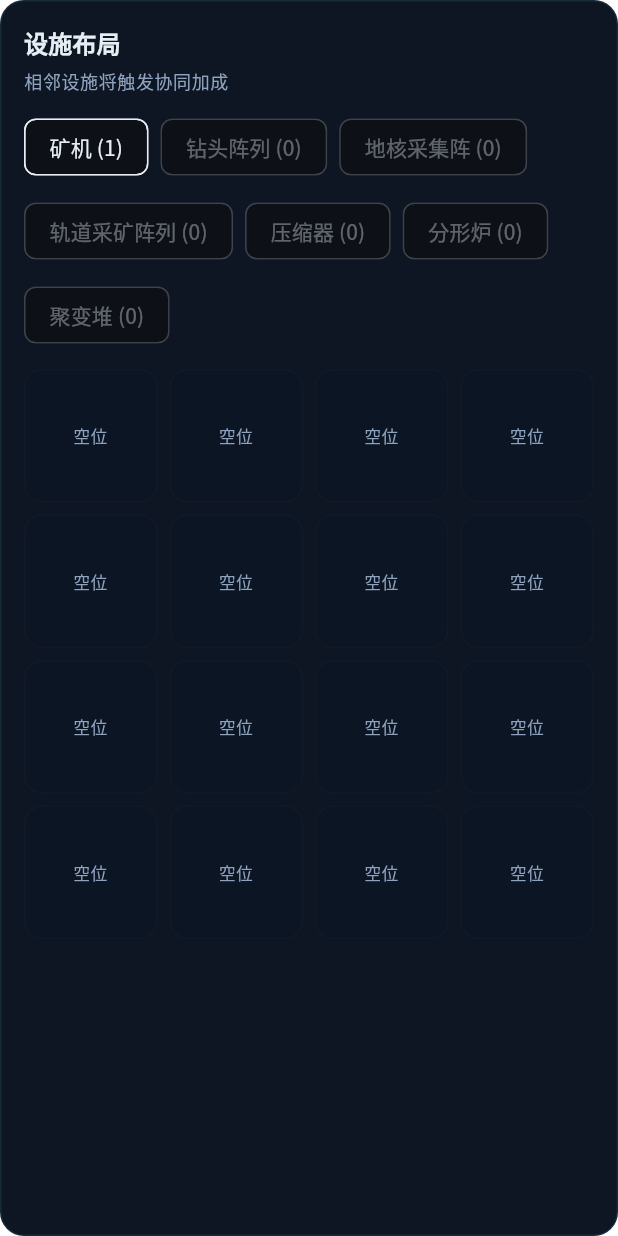
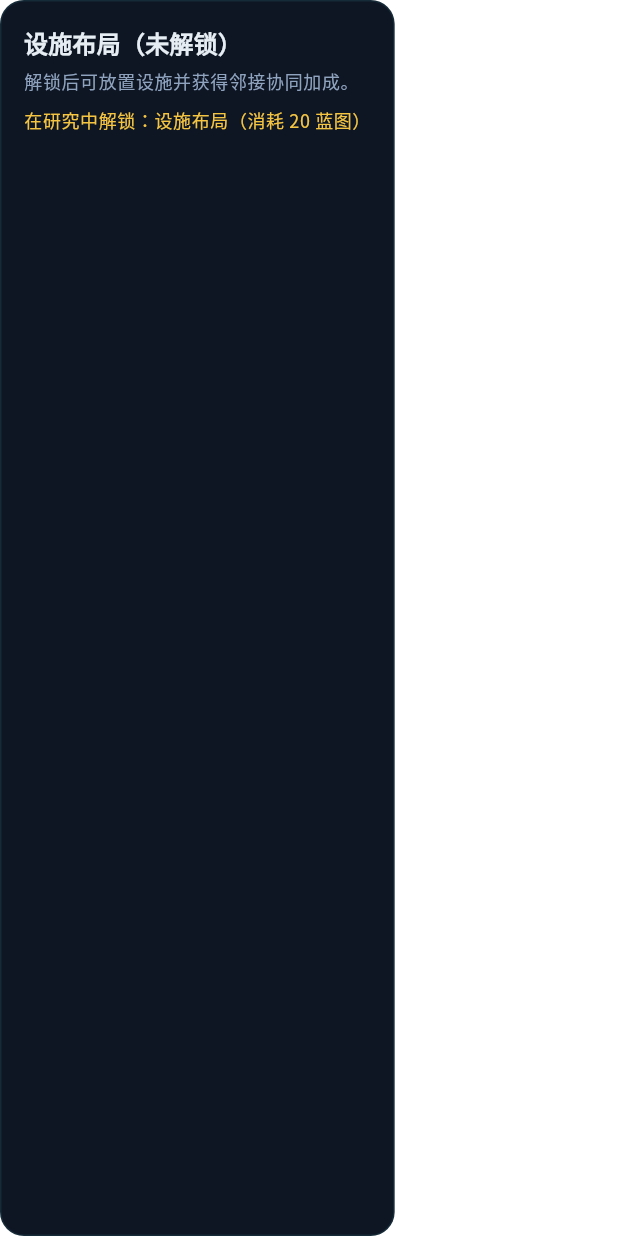
Before and after one commit to sb0703/Entropy-Factory, a Flutter app: the LayoutPanel widget shown alone on an empty page, opened directly, on a phone screen of 412 x 824 dp. Run offline on Flutter 3.47's test engine with Material 3 defaults, Android fonts, the phone set to English and light mode, and no system bars; our stand-ins replace flutter_riverpod, google_fonts, hive, hive_flutter, shared_preferences; accounts and stored records are empty.

Commit message:
feat: 实现设施布局解锁与研究系统增强
- 添加布局解锁功能，需完成特定研究才能使用
- 扩展研究定义，新增工业、算法和宇宙分支的高级研究
- 优化研究卡片和技能卡片的UI交互，改为底部弹窗展示详情
- 调整资源栏数值显示适配，防止溢出
- 更新README文档为中文并补充功能说明

```diff
--- a/lib/game/game_controller.dart
+++ b/lib/game/game_controller.dart
@@ -302,6 +302,9 @@ class GameController extends StateNotifier<GameState> {
   }
 
   void placeBuildingInLayout(String buildingId, int index) {
+    if (!_simState.isLayoutUnlocked) {
+      return;
+    }
     if (index < 0 || index >= _simState.layoutGrid.length) {
       return;
     }
@@ -329,6 +332,9 @@ class GameController extends StateNotifier<GameState> {
   }
 
   void clearLayoutSlot(int index) {
+    if (!_simState.isLayoutUnlocked) {
+      return;
+    }
     if (index < 0 || index >= _simState.layoutGrid.length) {
       return;
     }
--- a/lib/game/game_math.dart
+++ b/lib/game/game_math.dart
@@ -152,7 +152,7 @@ double partSynthesisEnergyNeedPerSec(GameState state, ResearchEffects effects) {
 double _sumOutput(GameState state, BuildingType type) {
   var total = 0.0;
   final layout = state.layoutGrid;
-  final hasLayout = layout.isNotEmpty;
+  final hasLayout = state.isLayoutUnlocked && layout.isNotEmpty;
 
   for (final def in buildingDefinitions) {
     if (def.type != type) {
--- a/lib/game/game_state.dart
+++ b/lib/game/game_state.dart
@@ -6,9 +6,10 @@ enum ResourceType { shard, part, blueprint, law, constant }
 
 enum EnergyPriorityMode { synthesisFirst, conversionFirst }
 
-const int layoutColumns = 4;
+const int layoutColumns = 5;
 const int layoutRows = 4;
 const int layoutSize = layoutColumns * layoutRows;
+const String layoutUnlockResearchId = 'industry_layout';
 
 /// 娓告垙鏍稿績鐘舵€佺被
 ///
@@ -127,6 +128,10 @@ class GameState {
 
   /// 鑾峰彇鎸囧畾绫诲瀷璧勬簮鐨勬暟閲忥紝榛樿涓?0
   BigNumber resource(ResourceType type) => resources[type] ?? BigNumber.zero;
+
+  bool get isLayoutUnlocked {
+    return researchPurchased.contains(layoutUnlockResearchId);
+  }
 
   double resourceAsDouble(ResourceType type, {double max = 1e308}) {
     return resource(type).toDouble(max: max);
--- a/lib/game/research_definitions.dart
+++ b/lib/game/research_definitions.dart
@@ -141,6 +141,18 @@ const List<ResearchDefinition> researchDefinitions = [
     prerequisites: ['industry_1'],
   ),
   ResearchDefinition(
+    id: 'industry_3',
+    branch: ResearchBranch.industry,
+    costBlueprints: 30,
+    prerequisites: ['industry_2'],
+  ),
+  ResearchDefinition(
+    id: 'industry_layout',
+    branch: ResearchBranch.industry,
+    costBlueprints: 20,
+    prerequisites: ['industry_2'],
+  ),
+  ResearchDefinition(
     id: 'algorithm_1',
     branch: ResearchBranch.algorithm,
     costBlueprints: 8,
@@ -152,6 +164,18 @@ const List<ResearchDefinition> researchDefinitions = [
     prerequisites: ['algorithm_1'],
   ),
   ResearchDefinition(
+    id: 'algorithm_3',
+    branch: ResearchBranch.algorithm,
+    costBlueprints: 40,
+    prerequisites: ['algorithm_2'],
+  ),
+  ResearchDefinition(
+    id: 'algorithm_4',
+    branch: ResearchBranch.algorithm,
+    costBlueprints: 60,
+    prerequisites: ['algorithm_3'],
+  ),
+  ResearchDefinition(
     id: 'cosmos_1',
     branch: ResearchBranch.cosmos,
     costBlueprints: 15,
@@ -161,6 +185,18 @@ const List<ResearchDefinition> researchDefinitions = [
     branch: ResearchBranch.cosmos,
     costBlueprints: 30,
     prerequisites: ['cosmos_1'],
+  ),
+  ResearchDefinition(
+    id: 'cosmos_3',
+    branch: ResearchBranch.cosmos,
+    costBlueprints: 50,
+    prerequisites: ['cosmos_2'],
+  ),
+  ResearchDefinition(
+    id: 'cosmos_4',
+    branch: ResearchBranch.cosmos,
+    costBlueprints: 80,
+    prerequisites: ['cosmos_3'],
   ),
 ];
 
@@ -189,6 +225,11 @@ ResearchEffects computeResearchEffects(GameState state) {
         shardCostGrowthOffset: effects.shardCostGrowthOffset - 0.02,
       );
       break;
+    case 'industry_3':
+      effects = effects.copyWith(
+        shardProductionMultiplier: effects.shardProductionMultiplier * 1.5,
+      );
+      break;
       case 'algorithm_1':
         effects = effects.copyWith(
           shardToPartEfficiencyMultiplier:
@@ -201,6 +242,18 @@ ResearchEffects computeResearchEffects(GameState state) {
             effects.shardConversionCapacityMultiplier * 1.2,
       );
       break;
+    case 'algorithm_3':
+      effects = effects.copyWith(
+        shardToPartEfficiencyMultiplier:
+            effects.shardToPartEfficiencyMultiplier * 1.25,
+      );
+      break;
+    case 'algorithm_4':
+      effects = effects.copyWith(
+        shardConversionCapacityMultiplier:
+            effects.shardConversionCapacityMultiplier * 1.3,
+      );
+      break;
       case 'cosmos_1':
         effects = effects.copyWith(
           energyNeedMultiplier: effects.energyNeedMultiplier * 0.9,
@@ -210,6 +263,17 @@ ResearchEffects computeResearchEffects(GameState state) {
       effects = effects.copyWith(
         blueprintProductionMultiplier:
             effects.blueprintProductionMultiplier * 1.25,
+      );
+      break;
+    case 'cosmos_3':
+      effects = effects.copyWith(
+        blueprintProductionMultiplier:
+            effects.blueprintProductionMultiplier * 1.35,
+      );
+      break;
+    case 'cosmos_4':
+      effects = effects.copyWith(
+        energyNeedMultiplier: effects.energyNeedMultiplier * 0.85,
       );
       break;
     }
@@ -224,14 +288,26 @@ String researchTitle(String id) {
       return '工业-1';
     case 'industry_2':
       return '工业-2';
+    case 'industry_3':
+      return '工业-3';
+    case 'industry_layout':
+      return '设施布局';
     case 'algorithm_1':
       return '算法-1';
     case 'algorithm_2':
       return '算法-2';
+    case 'algorithm_3':
+      return '算法-3';
+    case 'algorithm_4':
+      return '算法-4';
     case 'cosmos_1':
       return '宇宙-1';
     case 'cosmos_2':
       return '宇宙-2';
+    case 'cosmos_3':
+      return '宇宙-3';
+    case 'cosmos_4':
+      return '宇宙-4';
     default:
       return id;
   }
@@ -244,14 +320,26 @@ String researchDescription(String id) {
       return '采集设施产出 x2';
     case 'industry_2':
       return '采集系成本增长 -0.02';
+    case 'industry_3':
+      return '采集设施产出 +50%';
+    case 'industry_layout':
+      return '解锁设施布局与邻接加成';
     case 'algorithm_1':
       return '碎片转换效率 +20%';
     case 'algorithm_2':
       return '转换设施产能 +20%';
+    case 'algorithm_3':
+      return '碎片转换效率 +25%';
+    case 'algorithm_4':
+      return '转换设施产能 +30%';
     case 'cosmos_1':
       return '合成能耗 -10%';
     case 'cosmos_2':
       return '蓝图产出 +25%，解锁离线合成';
+    case 'cosmos_3':
+      return '蓝图产出 +35%';
+    case 'cosmos_4':
+      return '合成能耗 -15%';
     default:
       return '效果未知';
   }
--- a/lib/ui/tabs/research_tab.dart
+++ b/lib/ui/tabs/research_tab.dart
@@ -26,7 +26,6 @@ class _ResearchTabState extends ConsumerState<ResearchTab> {
         .toList(growable: false);
     final selectedNode = _resolveSelection(nodes);
 
-    // 左侧节点选择，右侧（或底部）展示详情与购买入口。
     return Padding(
       padding: const EdgeInsets.fromLTRB(16, 8, 16, 16),
       child: Column(
@@ -52,10 +51,6 @@ class _ResearchTabState extends ConsumerState<ResearchTab> {
           ),
           const SizedBox(height: 12),
           Expanded(
-            child: Row(
-              children: [
-                Expanded(
-                  flex: 3,
             child: GridView.builder(
               gridDelegate: const SliverGridDelegateWithFixedCrossAxisCount(
                 crossAxisCount: 2,
@@ -73,35 +68,15 @@ class _ResearchTabState extends ConsumerState<ResearchTab> {
                     setState(() {
                       _selectedId = node.id;
                     });
+                    _showResearchDetailSheet(
+                      node,
+                      onPurchase: () => controller.buyResearch(node.id),
+                    );
                   },
                 );
               },
             ),
           ),
-                if (MediaQuery.of(context).size.width >= 900) ...[
-                  const SizedBox(width: 16),
-                  Expanded(
-                    flex: 2,
-                    child: _ResearchDetailPanel(
-                      node: selectedNode,
-                      onPurchase: selectedNode == null
-                          ? null
-                          : () => controller.buyResearch(selectedNode.id),
-                    ),
-                  ),
-                ],
-              ],
-            ),
-          ),
-          if (MediaQuery.of(context).size.width < 900) ...[
-            const SizedBox(height: 12),
-            _ResearchDetailPanel(
-              node: selectedNode,
-              onPurchase: selectedNode == null
-                  ? null
-                  : () => controller.buyResearch(selectedNode.id),
-            ),
-          ],
         ],
       ),
     );
@@ -117,6 +92,38 @@ class _ResearchTabState extends ConsumerState<ResearchTab> {
       }
     }
     return nodes.first;
+  }
+
+  Future<void> _showResearchDetailSheet(
+    ResearchNodeDisplay node, {
+    required VoidCallback onPurchase,
+  }) async {
+    if (!mounted) {
+      return;
+    }
+    await showModalBottomSheet<void>(
+      context: context,
+      isScrollControlled: true,
+      showDragHandle: true,
+      backgroundColor: const Color(0xFF0B1321),
+      shape: const RoundedRectangleBorder(
+        borderRadius: BorderRadius.vertical(top: Radius.circular(20)),
+      ),
+      builder: (context) {
+        return SafeArea(
+          child: SizedBox(
+            width: double.infinity,
+            child: Padding(
+              padding: const EdgeInsets.fromLTRB(16, 0, 16, 16),
+              child: _ResearchDetailPanel(
+                node: node,
+                onPurchase: node.canBuy ? onPurchase : null,
+              ),
+            ),
+          ),
+        );
+      },
+    );
   }
 }
 
@@ -151,29 +158,22 @@ class _ResearchDetailPanel extends StatelessWidget {
     required this.onPurchase,
   });
 
-  final ResearchNodeDisplay? node;
+  final ResearchNodeDisplay node;
   final VoidCallback? onPurchase;
 
   @override
   Widget build(BuildContext context) {
-    return Card(
+    return SizedBox(
+      width: double.infinity,
+      child: Card(
         child: Padding(
           padding: const EdgeInsets.all(16),
-        child: node == null
-            ? Center(
-                child: Text(
-                  '请选择研究节点',
-                  style: Theme.of(context).textTheme.bodyMedium?.copyWith(
-                        color: const Color(0xFF8FA3BF),
-                      ),
-                ),
-              )
-            : Column(
+          child: Column(
             mainAxisSize: MainAxisSize.min,
             crossAxisAlignment: CrossAxisAlignment.start,
             children: [
               Text(
-                    node!.title,
+                node.title,
                 style: Theme.of(context).textTheme.titleMedium?.copyWith(
                       fontWeight: FontWeight.w600,
                     ),
@@ -187,7 +187,7 @@ class _ResearchDetailPanel extends StatelessWidget {
               ),
               const SizedBox(height: 6),
               Text(
-                    node!.description,
+                node.description,
                 style: Theme.of(context).textTheme.bodyMedium,
               ),
               const SizedBox(height: 16),
@@ -199,24 +199,25 @@ class _ResearchDetailPanel extends StatelessWidget {
               ),
               const SizedBox(height: 6),
               Text(
-                    node!.cost,
+                node.cost,
                 style: Theme.of(context).textTheme.bodyMedium,
               ),
               const SizedBox(height: 12),
               Text(
-                    '前置：${node!.prerequisiteText}',
+                '前置：${node.prerequisiteText}',
                 style: Theme.of(context).textTheme.bodySmall?.copyWith(
                       color: const Color(0xFF8FA3BF),
                     ),
               ),
               const SizedBox(height: 16),
               FilledButton(
-                    onPressed: node!.canBuy ? onPurchase : null,
+                onPressed: onPurchase,
                 child: const Text('购买'),
               ),
             ],
           ),
         ),
+      ),
     );
   }
 }
--- a/lib/ui/tabs/skill_tab.dart
+++ b/lib/ui/tabs/skill_tab.dart
@@ -42,9 +42,9 @@ class _SkillTabState extends ConsumerState<SkillTab> {
                             child: _SkillGrid(
                               skills: skills,
                               selectedId: selected?.id,
-                              onSelect: (id) {
+                              onSelect: (def) {
                                 setState(() {
-                                  _selectedId = id;
+                                  _selectedId = def.id;
                                 });
                               },
                               state: gameState,
@@ -61,30 +61,46 @@ class _SkillTabState extends ConsumerState<SkillTab> {
                           ),
                         ],
                       )
-                    : Column(
-                        children: [
-                          Expanded(
-                            child: _SkillGrid(
+                    : _SkillGrid(
                         skills: skills,
                         selectedId: selected?.id,
-                              onSelect: (id) {
+                        onSelect: (def) {
                           setState(() {
-                                  _selectedId = id;
+                            _selectedId = def.id;
                           });
+                          _showSkillDetailSheet(def);
                         },
                         state: gameState,
                       ),
               ),
-                          const SizedBox(height: 12),
-                          _SkillDetailPanel(
-                            skill: selected,
-                            state: gameState,
-                            controller: controller,
-                          ),
             ],
           ),
+        );
+      },
+    );
+  }
+
+  Future<void> _showSkillDetailSheet(SkillDefinition skill) async {
+    if (!mounted) {
+      return;
+    }
+    await showModalBottomSheet<void>(
+      context: context,
+      isScrollControlled: true,
+      showDragHandle: true,
+      backgroundColor: const Color(0xFF0B1321),
+      shape: const RoundedRectangleBorder(
+        borderRadius: BorderRadius.vertical(top: Radius.circular(20)),
       ),
-            ],
+      builder: (context) {
+        return SafeArea(
+          child: Padding(
+            padding: const EdgeInsets.fromLTRB(16, 0, 16, 16),
+            child: _SkillDetailPanel(
+              skill: skill,
+              state: ref.read(gameControllerProvider),
+              controller: ref.read(gameControllerProvider.notifier),
+            ),
           ),
         );
       },
@@ -125,16 +141,18 @@ class _SkillHeader extends StatelessWidget {
       children: [
         Text(
           '技能树',
-          style: Theme.of(
-            context,
-          ).textTheme.titleLarge?.copyWith(fontWeight: FontWeight.w600),
+          style: Theme.of(context)
+              .textTheme
+              .titleLarge
+              ?.copyWith(fontWeight: FontWeight.w600),
         ),
         const SizedBox(height: 6),
         Text(
           '解锁后需要装配到技能槽中，主动技能可在任意页面快速启用',
-          style: Theme.of(
-            context,
-          ).textTheme.bodySmall?.copyWith(color: const Color(0xFF8FA3BF)),
+          style: Theme.of(context)
+              .textTheme
+              .bodySmall
+              ?.copyWith(color: const Color(0xFF8FA3BF)),
         ),
         const SizedBox(height: 12),
         Wrap(
@@ -158,9 +176,10 @@ class _SkillHeader extends StatelessWidget {
         else
           Text(
             '当前未装配技能',
-            style: Theme.of(
-              context,
-            ).textTheme.bodySmall?.copyWith(color: const Color(0xFF8FA3BF)),
+            style: Theme.of(context)
+                .textTheme
+                .bodySmall
+                ?.copyWith(color: const Color(0xFF8FA3BF)),
           ),
         const SizedBox(height: 12),
         Card(
@@ -206,9 +225,10 @@ class _InfoChip extends StatelessWidget {
       ),
       child: Text(
         '$label：$value',
-        style: Theme.of(
-          context,
-        ).textTheme.bodySmall?.copyWith(color: const Color(0xFF8FA3BF)),
+        style: Theme.of(context)
+            .textTheme
+            .bodySmall
+            ?.copyWith(color: const Color(0xFF8FA3BF)),
       ),
     );
   }
@@ -224,7 +244,7 @@ class _SkillGrid extends StatelessWidget {
 
   final List<SkillDefinition> skills;
   final String? selectedId;
-  final ValueChanged<String> onSelect;
+  final ValueChanged<SkillDefinition> onSelect;
   final GameState state;
 
   @override
@@ -234,7 +254,7 @@ class _SkillGrid extends StatelessWidget {
         crossAxisCount: 2,
         mainAxisSpacing: 12,
         crossAxisSpacing: 12,
-        childAspectRatio: 1.25,
+        childAspectRatio: 1.0,
       ),
       itemCount: skills.length,
       itemBuilder: (context, index) {
@@ -247,7 +267,7 @@ class _SkillGrid extends StatelessWidget {
           isSelected: isSelected,
           isUnlocked: isUnlocked,
           prereqMet: prereqMet,
-          onTap: () => onSelect(def.id),
+          onTap: () => onSelect(def),
         );
       },
     );
@@ -273,11 +293,12 @@ class _SkillNodeCard extends StatelessWidget {
   Widget build(BuildContext context) {
     final typeLabel = skill.type == SkillType.active ? '主动' : '被动';
     final status = isUnlocked ? '已解锁' : (prereqMet ? '可解锁' : '未满足');
-    return InkWell(
-      borderRadius: BorderRadius.circular(16),
+    return Card(
+      clipBehavior: Clip.antiAlias,
+      color: isSelected ? const Color(0xFF16233B) : null,
+      shape: RoundedRectangleBorder(borderRadius: BorderRadius.circular(16)),
+      child: InkWell(
         onTap: onTap,
-      child: Card(
-        color: isSelected ? const Color(0xFF16233B) : null,
         child: Padding(
           padding: const EdgeInsets.all(12),
           child: Column(
@@ -407,17 +428,19 @@ class _SkillDetailPanel extends StatelessWidget {
             const SizedBox(height: 10),
             Text(
               def.description,
-              style: Theme.of(
-                context,
-              ).textTheme.bodySmall?.copyWith(color: const Color(0xFF8FA3BF)),
+              style: Theme.of(context)
+                  .textTheme
+                  .bodySmall
+                  ?.copyWith(color: const Color(0xFF8FA3BF)),
             ),
             if (isActive) ...[
               const SizedBox(height: 10),
               Text(
                 '持续 ${_formatDuration(durationMs)}，冷却 ${_formatDuration(cooldownMs)}',
-                style: Theme.of(
-                  context,
-                ).textTheme.bodySmall?.copyWith(color: const Color(0xFF8FA3BF)),
+                style: Theme.of(context)
+                    .textTheme
+                    .bodySmall
+                    ?.copyWith(color: const Color(0xFF8FA3BF)),
               ),
             ],
             const SizedBox(height: 12),
--- a/lib/ui/widgets/layout_panel.dart
+++ b/lib/ui/widgets/layout_panel.dart
@@ -4,6 +4,7 @@ import 'package:flutter_riverpod/flutter_riverpod.dart';
 import '../../game/game_controller.dart';
 import '../../game/game_definitions.dart';
 import '../../game/game_state.dart';
+import '../../game/research_definitions.dart';
 
 class LayoutPanel extends ConsumerStatefulWidget {
   const LayoutPanel({super.key});
@@ -21,6 +22,43 @@ class _LayoutPanelState extends ConsumerState<LayoutPanel> {
     final controller = ref.read(gameControllerProvider.notifier);
     final placedCounts = _placedCounts(state.layoutGrid);
 
+    if (!state.isLayoutUnlocked) {
+      final layoutResearch = researchById[layoutUnlockResearchId];
+      final costText = layoutResearch == null
+          ? '请在研究中解锁设施布局功能。'
+          : '在研究中解锁：${researchTitle(layoutResearch.id)}（消耗 ${layoutResearch.costBlueprints.toStringAsFixed(0)} 蓝图）';
+      return Card(
+        child: Padding(
+          padding: const EdgeInsets.all(16),
+          child: Column(
+            crossAxisAlignment: CrossAxisAlignment.start,
+            children: [
+              Text(
+                '设施布局（未解锁）',
+                style: Theme.of(context).textTheme.titleMedium?.copyWith(
+                      fontWeight: FontWeight.w600,
+                    ),
+              ),
+              const SizedBox(height: 6),
+              Text(
+                '解锁后可放置设施并获得邻接协同加成。',
+                style: Theme.of(context).textTheme.bodySmall?.copyWith(
+                      color: const Color(0xFF8FA3BF),
+                    ),
+              ),
+              const SizedBox(height: 10),
+              Text(
+                costText,
+                style: Theme.of(context).textTheme.bodySmall?.copyWith(
+                      color: const Color(0xFFF5C542),
+                    ),
+              ),
+            ],
+          ),
+        ),
+      );
+    }
+
     return Card(
       child: Padding(
         padding: const EdgeInsets.all(16),
@@ -35,7 +73,14 @@ class _LayoutPanelState extends ConsumerState<LayoutPanel> {
             ),
             const SizedBox(height: 6),
             Text(
-              '相邻设施将触发协同加成',
+              '相邻设施将触发协同加成。',
+              style: Theme.of(context).textTheme.bodySmall?.copyWith(
+                    color: const Color(0xFF8FA3BF),
+                  ),
+            ),
+            const SizedBox(height: 6),
+            Text(
+              '布局格位：${state.layoutGrid.length}',
               style: Theme.of(context).textTheme.bodySmall?.copyWith(
                     color: const Color(0xFF8FA3BF),
                   ),
--- a/lib/ui/widgets/research_node_card.dart
+++ b/lib/ui/widgets/research_node_card.dart
@@ -16,17 +16,18 @@ class ResearchNodeCard extends StatelessWidget {
 
   @override
   Widget build(BuildContext context) {
-    // 通过状态颜色与标签标识研究可用性。
+    // 通过状态颜色与标识文本提示研究可用性。
     final tone = _toneFor(node.status, node.canBuy, context);
     final statusLabel = _statusLabel(node);
-    final borderColor = isSelected
-        ? Theme.of(context).colorScheme.primary
-        : const Color(0x1A5CE1E6);
+    final borderSide = isSelected
+        ? BorderSide(color: Theme.of(context).colorScheme.primary)
+        : BorderSide.none;
 
     return Card(
+      clipBehavior: Clip.antiAlias,
       shape: RoundedRectangleBorder(
         borderRadius: BorderRadius.circular(16),
-        side: BorderSide(color: borderColor),
+        side: borderSide,
       ),
       child: InkWell(
         borderRadius: BorderRadius.circular(16),
--- a/lib/ui/widgets/resource_bar.dart
+++ b/lib/ui/widgets/resource_bar.dart
@@ -190,10 +190,17 @@ class _ResourcePillState extends State<ResourcePill>
                     ),
                   ),
                   const SizedBox(width: 10),
-                  Text(
-                    widget.value,
-                    style: Theme.of(context).textTheme.titleMedium
-                        ?.copyWith(fontWeight: FontWeight.w600),
+                  SizedBox(
+                    width: 96,
+                    child: FittedBox(
+                      fit: BoxFit.scaleDown,
+                      alignment: Alignment.centerRight,
+                      child: Text(
+                        widget.value,
+                        style: Theme.of(context).textTheme.titleMedium
+                            ?.copyWith(fontWeight: FontWeight.w600),
+                      ),
+                    ),
                   ),
                 ],
               ),
```
Also changed, not shown: 1 other file. Lines whose indentation alone changed are shown as unchanged.
